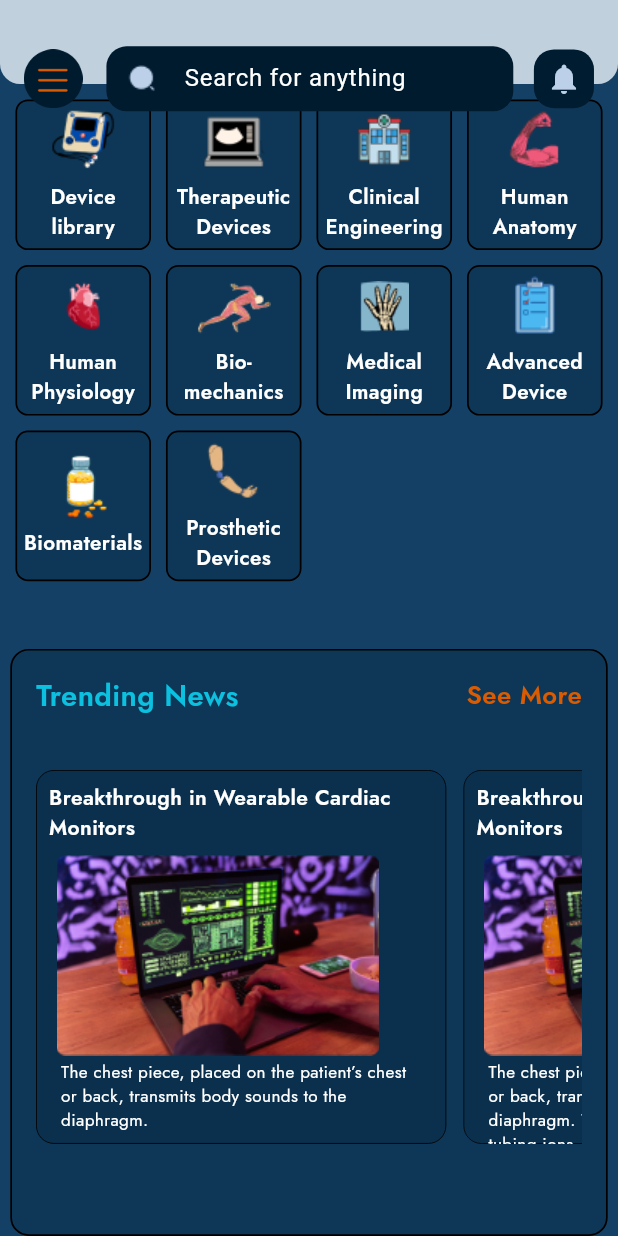
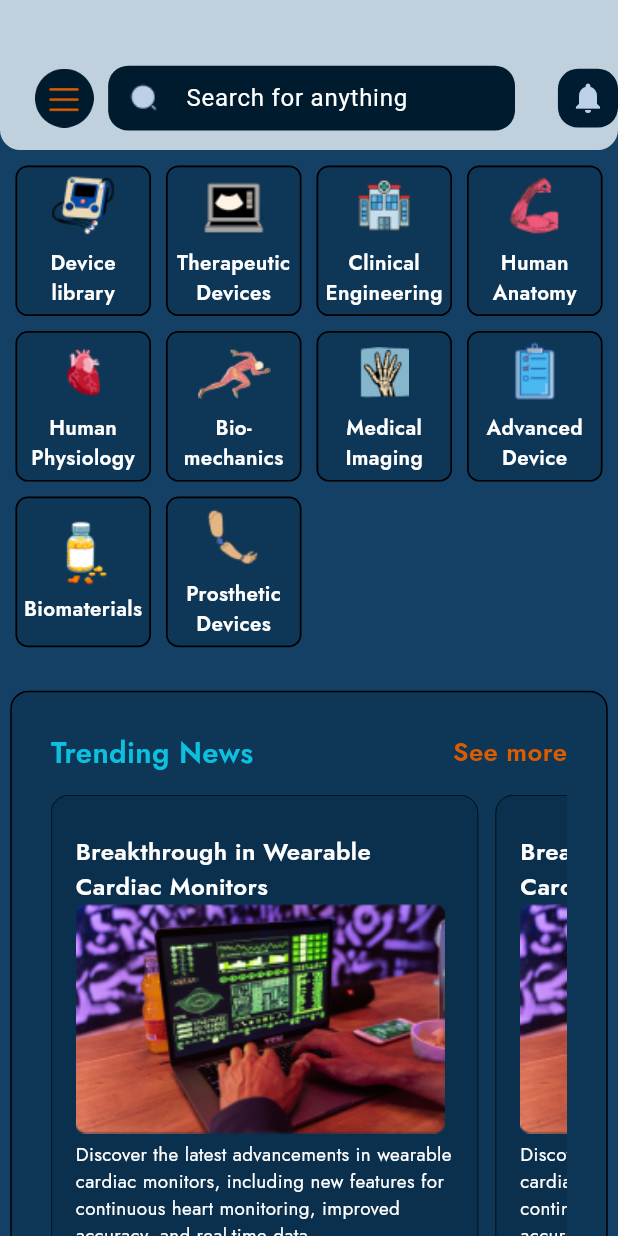
Before and after one commit to Hamzair/BioMedica_app, a Flutter app: the HomeScreen screen opened directly, on a phone screen of 412 x 824 dp. Run offline on Flutter 3.47's test engine with Material 3 defaults, Android fonts, the light colour scheme and no system bars; our stand-ins replace animated_notch_bottom_bar, country_code_picker, flutter_screenutil, get, google_fonts, pin_code_fields and 2 more.

Commit message:
home_screens_resp

```diff
--- a/lib/view/course/course_details.dart
+++ b/lib/view/course/course_details.dart
@@ -54,7 +54,7 @@ class _CourseDetailScreenState extends State<CourseDetailScreen> {
                       fontsize: 16.sp,
                       fontWeight: FontWeight.bold),
 
-                  SizedBox(height: 8),
+                  SizedBox(height: 8.h),
                   CustomText(
                     text:
                         'Master Digital Product Design: UX Research & UI Design',
@@ -68,7 +68,7 @@ class _CourseDetailScreenState extends State<CourseDetailScreen> {
                     decoration: BoxDecoration(
                       color: Color(0xFF001A2E).withOpacity(0.6),
                       borderRadius:
-                          BorderRadius.circular(10), // Rounded corners
+                          BorderRadius.circular(10.r), // Rounded corners
                     ),
                     child: Row(
                       children: [
--- a/lib/view/home_Screen/home_screen.dart
+++ b/lib/view/home_Screen/home_screen.dart
@@ -56,8 +56,10 @@ class HomeScreen extends StatelessWidget {
   @override
   Widget build(BuildContext context) {
     return Scaffold(
-        backgroundColor: primaryColor,
-        appBar: AppBar(
+      backgroundColor: primaryColor,
+      appBar: PreferredSize(
+        preferredSize: Size.fromHeight(100),
+        child: AppBar(
           shape: RoundedRectangleBorder(
               borderRadius: BorderRadius.only(
                   bottomLeft: Radius.circular(13.r),
@@ -71,6 +73,7 @@ class HomeScreen extends StatelessWidget {
                 height: 30.h,
               ),
               Row(
+                mainAxisAlignment: MainAxisAlignment.spaceBetween,
                 crossAxisAlignment: CrossAxisAlignment.center,
                 children: [
                   SizedBox(
@@ -80,10 +83,9 @@ class HomeScreen extends StatelessWidget {
                       height: 38.h,
                       width: 38.w,
                       child: Image.asset(AppImages.drawer)),
-                  SizedBox(
-                    width: 12.w,
+                  Flexible(
+                    child: CustomSearch(),
                   ),
-                  CustomSearch(),
                   SizedBox(
                     width: 12.w,
                   ),
@@ -104,9 +106,14 @@ class HomeScreen extends StatelessWidget {
           ),
           backgroundColor: secondaryColor,
         ),
-        body: Column(
+      ),
+      body: SingleChildScrollView(
+        // Wrap the entire body in SingleChildScrollView
+        child: Column(
           children: [
-            Expanded(
+            // Grid View for home options
+            Container(
+              height: 350.h, // Set fixed height for GridView
               child: GridView.builder(
                 gridDelegate: SliverGridDelegateWithFixedCrossAxisCount(
                   crossAxisCount: 4, // 4 columns
@@ -123,7 +130,8 @@ class HomeScreen extends StatelessWidget {
                       Navigator.push(
                         context,
                         MaterialPageRoute(
-                          builder: (context) => item['page'],
+                          builder: (context) =>
+                              item['page'] ?? const SizedBox.shrink(),
                         ),
                       );
                     },
@@ -159,18 +167,25 @@ class HomeScreen extends StatelessWidget {
                 },
               ),
             ),
+
+
             Container(
-              height: 380.h,
+              padding: EdgeInsets.all(10),
+              // height: 321.h,
               width: 348.w,
+              margin: EdgeInsets.only(bottom: 150),
               decoration: BoxDecoration(
-                  color: container,
-                  borderRadius: BorderRadius.circular(12.r),
-                  border: Border.all(color: Colors.black, width: 1.w)),
-              child: Column(
-                children: [
-                  Padding(
-                    padding: const EdgeInsets.all(16.0),
-                    child: Row(
+                color: container,
+                borderRadius: BorderRadius.circular(12),
+                border: Border.all(color: Colors.black, width: 1),
+              ),
+              child: Padding(
+                padding: const EdgeInsets.all(16.0),
+                child: Column(
+                  mainAxisAlignment: MainAxisAlignment.start,
+                  crossAxisAlignment: CrossAxisAlignment.start,
+                  children: [
+                    Row(
                       mainAxisAlignment: MainAxisAlignment.spaceBetween,
                       children: [
                         CustomText(
@@ -180,107 +195,101 @@ class HomeScreen extends StatelessWidget {
                           fontsize: 17.sp,
                         ),
                         CustomText(
-                          text: 'See More',
+                          text: 'See more',
                           textColor: buttonColor2,
                           fontWeight: FontWeight.w600,
                           fontsize: 15.sp,
-                        )
+                        ),
                       ],
                     ),
-                  ),
-                  SizedBox(
-                    height: 19.h,
-                  ),
-                  Padding(
-                    padding: const EdgeInsets.symmetric(horizontal: 16.0),
-                    child: SingleChildScrollView(
+                    SizedBox(
+                      height: 14.h,
+                    ),
+                    SingleChildScrollView(
                       scrollDirection: Axis.horizontal,
                       child: Row(
-
                         children: [
                           Container(
-                            height: 242.h,
-                            width: 239.w,
+                            padding: EdgeInsets.all( 16),
+
+                            width: 249.w,
                             decoration: BoxDecoration(
                               color: container,
-                              border: Border.all(color: Colors.black, width: 0.5.w),
                               borderRadius: BorderRadius.circular(12),
+                              border: Border.all(color: Colors.black, width: 0.5),
                             ),
                             child: Column(
+                              crossAxisAlignment: CrossAxisAlignment.start,
                               children: [
-                                Padding(
-                                  padding: const EdgeInsets.all(8.0),
-                                  child: CustomText(
-                                      text:
-                                          'Breakthrough in Wearable Cardiac Monitors',
-                                      textColor: Colors.white,
-                                      fontWeight: FontWeight.w600),
+                                SizedBox(height: 10,),
+                                CustomText(
+                                  text: 'Breakthrough in Wearable Cardiac Monitors',
+                                  textColor: Colors.white,
+                                  fontWeight: FontWeight.w600,
+                                  fontsize: 14.sp,
                                 ),
                                 Image.asset(
-                                  alignment: Alignment.topLeft,
-                                  AppImages.laptop,
-                                  height: 133.h,
                                   width: 215.w,
+                                  fit: BoxFit.cover,
+                                    alignment: Alignment.topLeft, AppImages.laptop),
+                                SizedBox(height: 5,),
+                                CustomText(
+                                  text:
+                                      'Discover the latest advancements in wearable cardiac monitors, including new features for continuous heart monitoring, improved accuracy, and real-time data... ',
+                                  textColor: Colors.white,
+                                  fontWeight: FontWeight.w400,
+                                  fontsize: 11.sp,
                                 ),
-                                Padding(
-                                  padding: const EdgeInsets.symmetric(horizontal: 16.0),
-                                  child: CustomText(
-                                    text:
-                                        'The chest piece, placed on the patient’s chest or back, transmits body sounds to the diaphragm.',
-                                    textColor: Colors.white,
-                                    fontWeight: FontWeight.w400,
-                                    fontsize: 10.sp,
-                                  ),
-                                )
                               ],
                             ),
                           ),
-                          SizedBox(width: 10.w,),
+                          SizedBox(width: 10.w
+                            ,),
                           Container(
-                            height: 242.h,
-                            width: 239.w,
+                            padding: EdgeInsets.all( 16),
+
+                            width: 249.w,
                             decoration: BoxDecoration(
                               color: container,
+                              borderRadius: BorderRadius.circular(12),
                               border: Border.all(color: Colors.black, width: 0.5),
-                              borderRadius: BorderRadius.circular(12),
                             ),
                             child: Column(
+                              crossAxisAlignment: CrossAxisAlignment.start,
                               children: [
-                                Padding(
-                                  padding: const EdgeInsets.all(8.0),
-                                  child: CustomText(
-                                      text:
-                                      'Breakthrough in Wearable Cardiac Monitors',
-                                      textColor: Colors.white,
-                                      fontWeight: FontWeight.w600),
+                                SizedBox(height: 10,),
+                                CustomText(
+                                  text: 'Breakthrough in Wearable Cardiac Monitors',
+                                  textColor: Colors.white,
+                                  fontWeight: FontWeight.w600,
+                                  fontsize: 14.sp,
                                 ),
                                 Image.asset(
-                                  alignment: Alignment.topLeft,
-                                  AppImages.laptop,
-                                  height: 133.h,
-                                  width: 215.w,
+                                    width: 215.w,
+                                    fit: BoxFit.cover,
+                                    alignment: Alignment.topLeft, AppImages.laptop),
+                                SizedBox(height: 5,),
+                                CustomText(
+                                  text:
+                                  'Discover the latest advancements in wearable cardiac monitors, including new features for continuous heart monitoring, improved accuracy, and real-time data... ',
+                                  textColor: Colors.white,
+                                  fontWeight: FontWeight.w400,
+                                  fontsize: 11.sp,
                                 ),
-                                Padding(
-                                  padding: const EdgeInsets.symmetric(horizontal: 16.0),
-                                  child: CustomText(
-                                    text:
-                                    'The chest piece, placed on the patient’s chest or back, transmits body sounds to the diaphragm. These sounds travel through the tubing ions.',
-                                    textColor: Colors.white,
-                                    fontWeight: FontWeight.w400,
-                                    fontsize: 10.sp,
-                                  ),
-                                )
                               ],
                             ),
                           )
                         ],
                       ),
                     ),
-                  )
-                ],
+
+                  ],
+                ),
               ),
             )
           ],
-        ));
+        ),
+      ),
+    );
   }
 }
```
Also changed, not shown: lib/view/course/course_content.dart (+19 -18 lines), lib/view/course/quiz.dart (+9 -9 lines).
